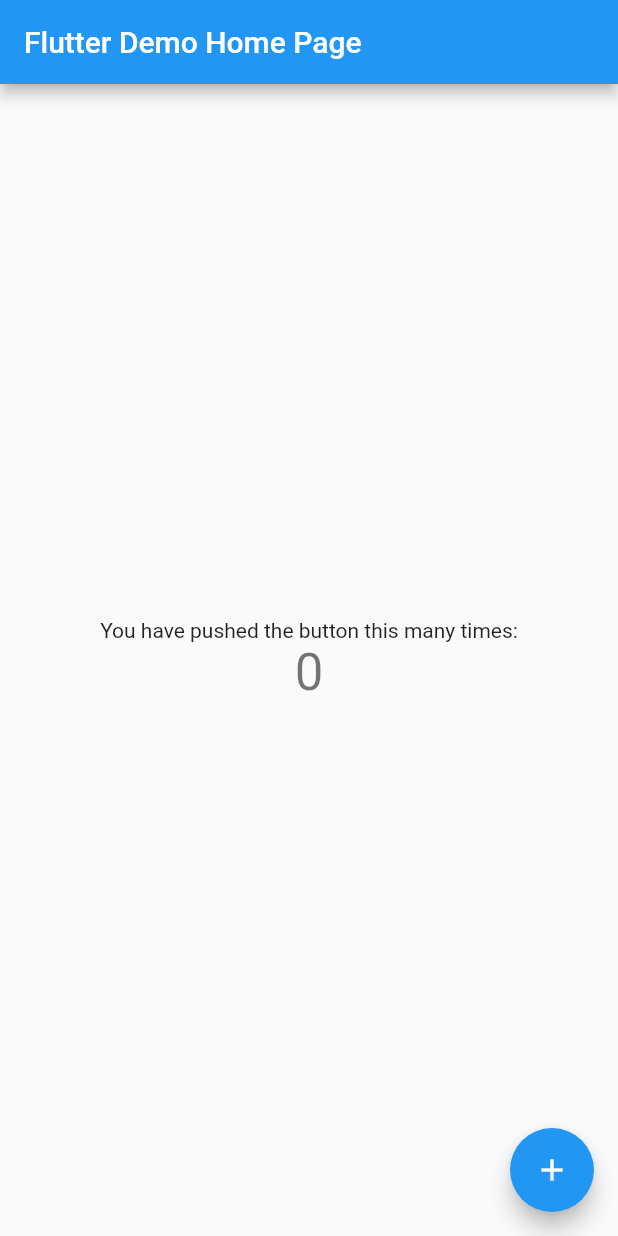
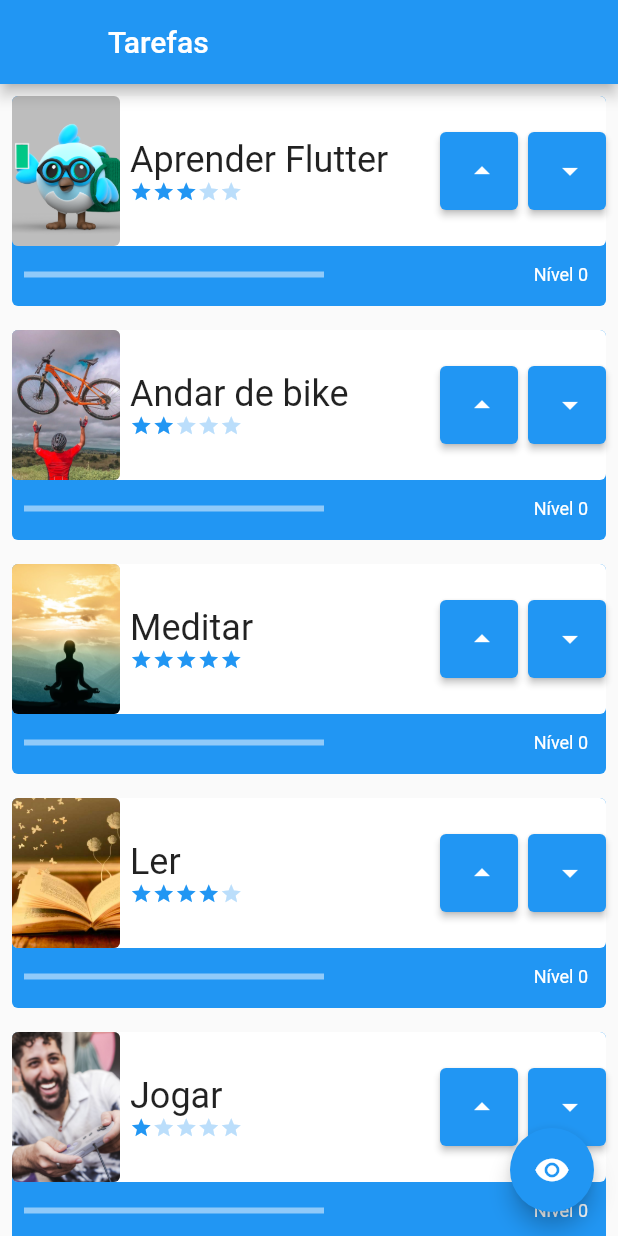
Before and after one commit to lucaskevyn/nosso_primeiro_projeto, a Flutter app: the screen it shows after launch, on a phone screen of 412 x 824 dp. Run offline on Flutter 3.47's test engine with Material 2 defaults, Android fonts, the phone set to English and light mode, and no system bars.

Commit message:
Widgets, Stateless, Images and Animations

```diff
--- /dev/null
+++ b/lib/components/difficulty.dart
@@ -0,0 +1,45 @@
+import 'package:flutter/material.dart';
+
+class Difficulty extends StatelessWidget {
+
+final int difficultyLevel;
+
+  const Difficulty(
+    {
+    required this.difficultyLevel,
+    super.key,
+  });
+
+  @override
+  Widget build(BuildContext context) {
+    return Row(
+      children: [
+        Icon(Icons.star,
+            size: 15,
+            color: (difficultyLevel >= 1)
+                ? Colors.blue
+                : Colors.blue[100]),
+        Icon(Icons.star,
+            size: 15,
+            color: (difficultyLevel >= 2)
+                ? Colors.blue
+                : Colors.blue[100]),
+        Icon(Icons.star,
+            size: 15,
+            color: (difficultyLevel >= 3)
+                ? Colors.blue
+                : Colors.blue[100]),
+        Icon(Icons.star,
+            size: 15,
+            color: (difficultyLevel >= 4)
+                ? Colors.blue
+                : Colors.blue[100]),
+        Icon(Icons.star,
+            size: 15,
+            color: (difficultyLevel >= 5)
+                ? Colors.blue
+                : Colors.blue[100]),
+      ],
+    );
+  }
+}
--- /dev/null
+++ b/lib/components/task.dart
@@ -0,0 +1,171 @@
+import 'package:flutter/material.dart';
+
+import 'difficulty.dart';
+
+class Task extends StatefulWidget {
+  final String nome;
+  final String foto;
+  final int dificuldade;
+  const Task(this.nome, this.foto, this.dificuldade, {Key? key})
+      : super(key: key);
+
+  @override
+  State<Task> createState() => _TaskState();
+}
+
+class _TaskState extends State<Task> {
+  int nivel = 0;
+  int nivel_classe = 0;
+  @override
+  Widget build(BuildContext context) {
+    return Padding(
+      padding: const EdgeInsets.all(8.0),
+      child: Stack(
+        children: [
+          Container(
+              decoration: BoxDecoration(
+                borderRadius: BorderRadius.circular(4),
+                color: mudarCorClasse(nivel_classe),
+              ),
+              height: 140),
+          Column(
+            children: [
+              Container(
+                decoration: BoxDecoration(
+                  borderRadius: BorderRadius.circular(4),
+                  color: Colors.white,
+                ),
+                height: 100,
+                child: Row(
+                    mainAxisAlignment: MainAxisAlignment.spaceBetween,
+                    children: [
+                      Container(
+                        decoration: BoxDecoration(
+                          borderRadius: BorderRadius.circular(4),
+                          color: Colors.black26,
+                        ),
+                        width: 72,
+                        height: 100,
+                        child: ClipRRect(
+                          borderRadius: BorderRadius.circular(4),
+                          child: Image.asset(
+                            widget.foto,
+                            fit: BoxFit.cover,
+                          ),
+                        ),
+                      ),
+                      Column(
+                        mainAxisAlignment: MainAxisAlignment.center,
+                        crossAxisAlignment: CrossAxisAlignment.start,
+                        children: [
+                          SizedBox(
+                              width: 200,
+                              child: Text(
+                                widget.nome,
+                                style: const TextStyle(
+                                    fontSize: 24,
+                                    overflow: TextOverflow.ellipsis),
+                              )),
+                          Difficulty(difficultyLevel: widget.dificuldade)
+                        ],
+                      ),
+                      SizedBox(
+                        height: 52,
+                        width: 52,
+                        child: ElevatedButton(
+                            onPressed: () {
+                              setState(() {
+                                if (nivel < widget.dificuldade * 10 || nivel_classe == 5) {
+                                  nivel++;
+                                } else {
+                                  nivel = 1;
+                                  nivel_classe++;
+                                }
+                              });
+                              // print(nivel);
+                            },
+                            child: Column(
+                              mainAxisAlignment:
+                                  MainAxisAlignment.spaceEvenly,
+                              crossAxisAlignment: CrossAxisAlignment.end,
+                              children: const [
+                                Icon(Icons.arrow_drop_up),
+                                //Text('UP', style: TextStyle(fontSize: 12),)
+                              ],
+                            )),
+                      ),
+                      SizedBox(
+                        height: 52,
+                        width: 52,
+                        child: ElevatedButton(
+                            onPressed: () {
+                              setState(() {
+                                if (nivel > 1) {
+                                  nivel--;
+                                } else if(nivel_classe > 0){
+                                  nivel = widget.dificuldade * 10;
+                                  nivel_classe--;
+                                }
+                              });
+                              // print(nivel);
+                            },
+                            child: Column(
+                              mainAxisAlignment:
+                                  MainAxisAlignment.spaceEvenly,
+                              crossAxisAlignment: CrossAxisAlignment.end,
+                              children: const [
+                                Icon(Icons.arrow_drop_down),
+                                //Text('DOWN', style: TextStyle(fontSize: 8),)
+                              ],
+                            )),
+                      )
+                    ]),
+              ),
+              Row(
+                mainAxisAlignment: MainAxisAlignment.spaceBetween,
+                children: [
+                  Padding(
+                    padding: const EdgeInsets.all(8.0),
+                    child: SizedBox(
+                      width: 200,
+                      child: LinearProgressIndicator(
+                        color: Colors.white,
+                        value: (widget.dificuldade > 0)
+                            ? (nivel / widget.dificuldade) / 10
+                            : 1,
+                      ),
+                    ),
+                  ),
+                  Padding(
+                    padding: const EdgeInsets.all(12.0),
+                    child: Text(
+                      'Nível $nivel',
+                      style: const TextStyle(color: Colors.white, fontSize: 12),
+                    ),
+                  ),
+                ],
+              ),
+            ],
+          )
+        ],
+      ),
+    );
+  }
+
+  Color mudarCorClasse(int nivelClasse) {
+    Color color = Colors.blue;
+    switch (nivelClasse) {
+      case 1:color = Colors.green;
+        break;
+      case 2:color = Colors.yellow;
+        break;
+      case 3:color = Colors.red;
+        break;
+      case 4:color = Colors.purple;
+        break;
+      case 5:color = Colors.black;
+        break;
+    }
+    return color;
+  }
+}
--- a/lib/main.dart
+++ b/lib/main.dart
@@ -1,4 +1,5 @@
 import 'package:flutter/material.dart';
+import 'screens/initial_screen.dart';
 
 //Alteração
 
@@ -9,7 +10,6 @@ void main() {
 class MyApp extends StatelessWidget {
   const MyApp({super.key});
 
-  // This widget is the root of your application.
  @override
   Widget build(BuildContext context) {
     return MaterialApp(
@@ -26,92 +26,6 @@ class MyApp extends StatelessWidget {
           // is not restarted.
           primarySwatch: Colors.blue,
         ),
-      home: const MyHomePage(title: 'Flutter Demo Home Page'),
-    );
+        home: const InitialScreen(),
+        );  }
 }
-}
-
-class MyHomePage extends StatefulWidget {
-  const MyHomePage({super.key, required this.title});
-
-  // This widget is the home page of your application. It is stateful, meaning
-  // that it has a State object (defined below) that contains fields that affect
-  // how it looks.
-
-  // This class is the configuration for the state. It holds the values (in this
-  // case the title) provided by the parent (in this case the App widget) and
-  // used by the build method of the State. Fields in a Widget subclass are
-  // always marked "final".
-
-  final String title;
-
-  @override
-  State<MyHomePage> createState() => _MyHomePageState();
-}
-
-class _MyHomePageState extends State<MyHomePage> {
-  int _counter = 0;
-
-  void _incrementCounter() {
-    setState(() {
-      // This call to setState tells the Flutter framework that something has
-      // changed in this State, which causes it to rerun the build method below
-      // so that the display can reflect the updated values. If we changed
-      // _counter without calling setState(), then the build method would not be
-      // called again, and so nothing would appear to happen.
-      _counter++;
-    });
-  }
-
-  @override
-  Widget build(BuildContext context) {
-    // This method is rerun every time setState is called, for instance as done
-    // by the _incrementCounter method above.
-    //
-    // The Flutter framework has been optimized to make rerunning build methods
-    // fast, so that you can just rebuild anything that needs updating rather
-    // than having to individually change instances of widgets.
-    return Scaffold(
-      appBar: AppBar(
-        // Here we take the value from the MyHomePage object that was created by
-        // the App.build method, and use it to set our appbar title.
-        title: Text(widget.title),
-      ),
-      body: Center(
-        // Center is a layout widget. It takes a single child and positions it
-        // in the middle of the parent.
-        child: Column(
-          // Column is also a layout widget. It takes a list of children and
-          // arranges them vertically. By default, it sizes itself to fit its
-          // children horizontally, and tries to be as tall as its parent.
-          //
-          // Invoke "debug painting" (press "p" in the console, choose the
-          // "Toggle Debug Paint" action from the Flutter Inspector in Android
-          // Studio, or the "Toggle Debug Paint" command in Visual Studio Code)
-          // to see the wireframe for each widget.
-          //
-          // Column has various properties to control how it sizes itself and
-          // how it positions its children. Here we use mainAxisAlignment to
-          // center the children vertically; the main axis here is the vertical
-          // axis because Columns are vertical (the cross axis would be
-          // horizontal).
-          mainAxisAlignment: MainAxisAlignment.center,
-          children: <Widget>[
-            const Text(
-              'You have pushed the button this many times:',
-            ),
-            Text(
-              '$_counter',
-              style: Theme.of(context).textTheme.headlineMedium,
-            ),
-          ],
-        ),
-      ),
-      floatingActionButton: FloatingActionButton(
-        onPressed: _incrementCounter,
-        tooltip: 'Increment',
-        child: const Icon(Icons.add),
-      ), // This trailing comma makes auto-formatting nicer for build methods.
-    );
-  }
-}
--- /dev/null
+++ b/lib/screens/initial_screen.dart
@@ -0,0 +1,44 @@
+import 'package:flutter/material.dart';
+import 'package:nosso_primeiro_projeto/components/task.dart';
+
+class InitialScreen extends StatefulWidget {
+  const InitialScreen({super.key});
+
+  @override
+  State<InitialScreen> createState() => _InitialScreenState();
+}
+
+class _InitialScreenState extends State<InitialScreen> {
+  bool opacidade = true;
+  @override
+  Widget build(BuildContext context) {
+    return Scaffold(
+            appBar: AppBar(
+              leading: Container(),
+              title: const Text('Tarefas'),
+            ),
+            body: AnimatedOpacity(
+              opacity: opacidade ? 1 : 0,
+              duration: const Duration(milliseconds: 1000),
+              child: ListView(
+                children: const [
+                  Task('Aprender Flutter', 'assets/images/blue_bird.png', 3),
+                  Task('Andar de bike', 'assets/images/bike.jpg', 2),
+                  Task('Meditar', 'assets/images/meditar.jpeg', 5),
+                  Task('Ler', 'assets/images/ler.jpg', 4),
+                  Task('Jogar', 'assets/images/jogar.jpg', 1),
+                  SizedBox(height: 80,)
+                ],
+              ),
+            ),
+            floatingActionButton: FloatingActionButton(
+              onPressed: () {
+                setState(() {
+                  opacidade = !opacidade;
+                });
+              },
+              child: const Icon(Icons.remove_red_eye),
+            ));
+
+  }
+}
--- a/pubspec.yaml
+++ b/pubspec.yaml
@@ -63,6 +63,9 @@ flutter:
   #   - images/a_dot_burr.jpeg
   #   - images/a_dot_ham.jpeg
 
+  assets:
+    - assets/images/
+
   # An image asset can refer to one or more resolution-specific "variants", see
   # https://flutter.dev/assets-and-images/#resolution-aware
 
```
Also changed, not shown: lib/screens/minha_primeira_tela.dart (added, +82 -0 lines), assets/images/bike.jpg (added), assets/images/blue_bird.png (added), assets/images/jogar.jpg (added), assets/images/ler.jpg (added), assets/images/meditar.jpeg (added). Lines whose indentation alone changed are shown as unchanged.
